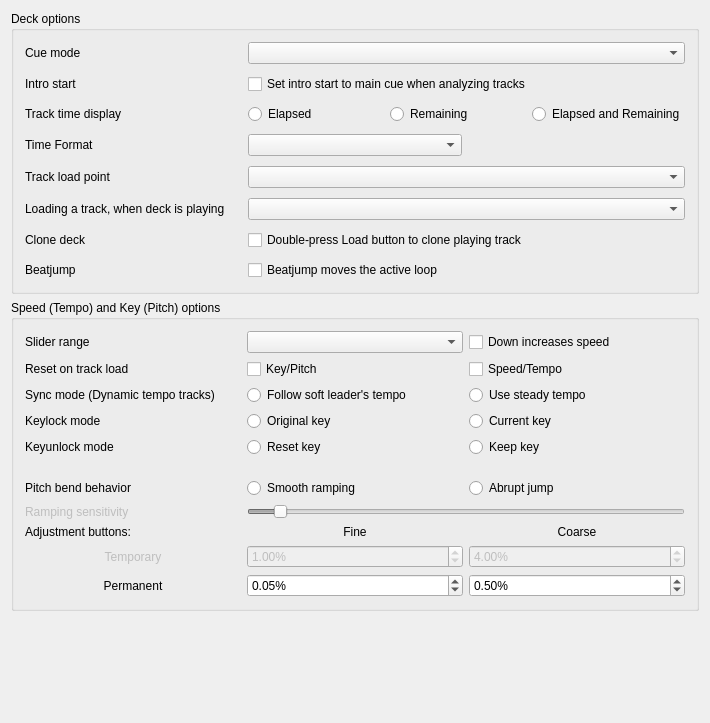
First picture: the form in src/preferences/dialog/dlgprefdeckdlg.ui, repository ronso0/mixxx, before the edit.
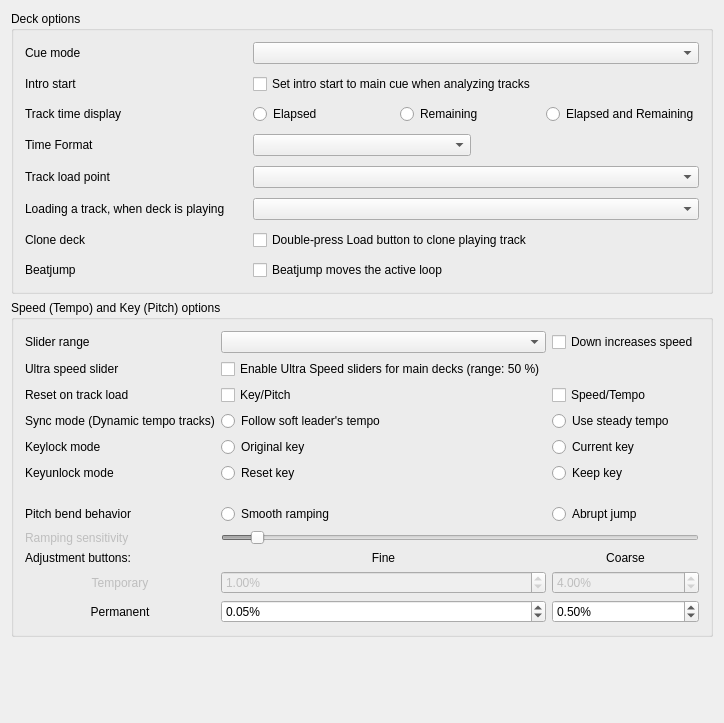
Second picture: the form after the edit. Custom widgets are drawn as their Qt base class.

Commit message: * rate_ultra: Preferences Decks: add option for `rate_ultra` (main decks only)

```diff
--- a/src/preferences/dialog/dlgprefdeckdlg.ui
+++ b/src/preferences/dialog/dlgprefdeckdlg.ui
@@ -232,7 +232,7 @@
      <layout class="QGridLayout" name="gridLayout_7">
       <item row="0" column="0">
        <layout class="QGridLayout" name="GridLayoutSpeedOptions">
-        <item row="11" column="2">
+        <item row="12" column="2">
          <widget class="QDoubleSpinBox" name="spinBoxPermanentRateCoarse">
           <property name="toolTip">
            <string>Permanent rate change when left-clicking</string>
@@ -260,7 +260,7 @@
           </property>
          </widget>
         </item>
-        <item row="11" column="1">
+        <item row="12" column="1">
          <widget class="QDoubleSpinBox" name="spinBoxPermanentRateFine">
           <property name="toolTip">
            <string>Permanent rate change when right-clicking</string>
@@ -288,7 +288,7 @@
           </property>
          </widget>
         </item>
-        <item row="1" column="0">
+        <item row="2" column="0">
          <widget class="QLabel" name="labelSpeedPitchReset">
           <property name="text">
            <string>Reset on track load</string>
@@ -298,7 +298,7 @@
           </property>
          </widget>
         </item>
-        <item row="3" column="2">
+        <item row="4" column="2">
          <widget class="QRadioButton" name="radioButtonCurrentKey">
           <property name="text">
            <string>Current key</string>
@@ -308,7 +308,7 @@
           </attribute>
          </widget>
         </item>
-        <item row="10" column="1">
+        <item row="11" column="1">
          <widget class="QDoubleSpinBox" name="spinBoxTemporaryRateFine">
           <property name="enabled">
            <bool>false</bool>
@@ -339,7 +339,7 @@
           </property>
          </widget>
         </item>
-        <item row="11" column="0">
+        <item row="12" column="0">
          <widget class="QLabel" name="labelSpeedPermanent">
           <property name="text">
            <string>Permanent</string>
@@ -349,7 +349,7 @@
           </property>
          </widget>
         </item>
-        <item row="7" column="1" colspan="2">
+        <item row="8" column="1" colspan="2">
          <widget class="QSlider" name="SliderRateRampSensitivity">
           <property name="enabled">
            <bool>false</bool>
@@ -371,7 +371,7 @@
           </property>
          </widget>
         </item>
-        <item row="10" column="0">
+        <item row="11" column="0">
          <widget class="QLabel" name="labelSpeedTemporary">
           <property name="enabled">
            <bool>false</bool>
@@ -384,7 +384,7 @@
           </property>
          </widget>
         </item>
-        <item row="2" column="0">
+        <item row="3" column="0">
          <widget class="QLabel" name="labelSyncMode">
           <property name="text">
            <string>Sync mode (Dynamic tempo tracks)</string>
@@ -394,7 +394,7 @@
           </property>
          </widget>
         </item>
-        <item row="3" column="0">
+        <item row="4" column="0">
          <widget class="QLabel" name="labelKeylockMode">
           <property name="text">
            <string>Keylock mode</string>
@@ -404,7 +404,7 @@
           </property>
          </widget>
         </item>
-        <item row="7" column="0">
+        <item row="8" column="0">
          <widget class="QLabel" name="labelSpeedRampSensitivity">
           <property name="enabled">
            <bool>false</bool>
@@ -417,7 +417,7 @@
           </property>
          </widget>
         </item>
-        <item row="6" column="0">
+        <item row="7" column="0">
          <widget class="QLabel" name="labelSpeedBendBehavior">
           <property name="text">
            <string>Pitch bend behavior</string>
@@ -427,7 +427,7 @@
           </property>
          </widget>
         </item>
-        <item row="3" column="1">
+        <item row="4" column="1">
          <widget class="QRadioButton" name="radioButtonOriginalKey">
           <property name="text">
            <string>Original key</string>
@@ -437,7 +437,7 @@
           </attribute>
          </widget>
         </item>
-        <item row="10" column="2">
+        <item row="11" column="2">
          <widget class="QDoubleSpinBox" name="spinBoxTemporaryRateCoarse">
           <property name="enabled">
            <bool>false</bool>
@@ -468,28 +468,28 @@
           </property>
          </widget>
         </item>
-        <item row="1" column="2">
+        <item row="2" column="2">
          <widget class="QCheckBox" name="checkBoxResetSpeed">
           <property name="text">
            <string>Speed/Tempo</string>
           </property>
          </widget>
         </item>
-        <item row="1" column="1">
+        <item row="2" column="1">
          <widget class="QCheckBox" name="checkBoxResetPitch">
           <property name="text">
            <string>Key/Pitch</string>
           </property>
          </widget>
         </item>
-        <item row="9" column="0">
+        <item row="10" column="0">
          <widget class="QLabel" name="labelSpeedAdjustment">
           <property name="text">
            <string>Adjustment buttons:</string>
           </property>
          </widget>
         </item>
-        <item row="2" column="1">
+        <item row="3" column="1">
          <widget class="QRadioButton" name="radioButtonSoftLeader">
           <property name="toolTip">
            <string>Apply tempo changes from a soft-leading track (usually the leaving track in a transition) to the follower tracks. After the transition, the follower track will continue with the previous leader's very last tempo. Changes from explicit selected leaders are always applied.</string>
@@ -502,7 +502,7 @@
           </attribute>
          </widget>
         </item>
-        <item row="9" column="2">
+        <item row="10" column="2">
          <widget class="QLabel" name="labelSpeedCoarse">
           <property name="enabled">
            <bool>true</bool>
@@ -527,7 +527,7 @@
           </property>
          </widget>
         </item>
-        <item row="9" column="1">
+        <item row="10" column="1">
          <widget class="QLabel" name="labelSpeedFine">
           <property name="enabled">
            <bool>true</bool>
@@ -591,7 +591,39 @@
           </property>
          </widget>
         </item>
-        <item row="6" column="2">
+        <item row="1" column="0">
+         <widget class="QLabel" name="labelUltraSpeedSlider">
+          <property name="enabled">
+           <bool>true</bool>
+          </property>
+          <property name="font">
+           <font/>
+          </property>
+          <property name="text">
+           <string>Ultra speed slider</string>
+          </property>
+          <property name="wordWrap">
+           <bool>false</bool>
+          </property>
+          <property name="buddy">
+           <cstring>CheckBoxUltraSpeed</cstring>
+          </property>
+         </widget>
+        </item>
+        <item row="1" column="1">
+         <widget class="WTristateCheckBox" name="CheckBoxUltraSpeed">
+          <property name="font">
+           <font/>
+          </property>
+          <property name="text">
+           <string>Enable Ultra Speed sliders for main decks (range: 50 %)</string>
+          </property>
+          <property name="toolTip">
+           <string>The Ultra Speed slider can shift the range of the &quot;Pitch&quot; slider by +/- 50 %. This allows to cover a large tempo range while keeping the Pitch slider within its boundaries for fine-adjustment.</string>
+          </property>
+         </widget>
+        </item>
+        <item row="7" column="2">
          <widget class="QRadioButton" name="radioButtonRateRampModeStepping">
           <property name="text">
            <string>Abrupt jump</string>
@@ -601,7 +633,7 @@
           </attribute>
          </widget>
         </item>
-        <item row="6" column="1">
+        <item row="7" column="1">
          <widget class="QRadioButton" name="radioButtonRateRampModeLinear">
           <property name="toolTip">
            <string>Smoothly adjusts deck speed when temporary change buttons are held down</string>
@@ -614,14 +646,14 @@
           </attribute>
          </widget>
         </item>
-        <item row="4" column="0">
+        <item row="5" column="0">
          <widget class="QLabel" name="labelKeyunlockMode">
           <property name="text">
            <string>Keyunlock mode</string>
           </property>
          </widget>
         </item>
-        <item row="4" column="1">
+        <item row="5" column="1">
          <widget class="QRadioButton" name="radioButtonResetUnlockedKey">
           <property name="text">
            <string>Reset key</string>
@@ -631,7 +663,7 @@
           </attribute>
          </widget>
         </item>
-        <item row="4" column="2">
+        <item row="5" column="2">
          <widget class="QRadioButton" name="radioButtonKeepUnlockedKey">
           <property name="text">
            <string>Keep key</string>
@@ -641,7 +673,7 @@
           </attribute>
          </widget>
         </item>
-        <item row="2" column="2">
+        <item row="3" column="2">
          <widget class="QRadioButton" name="radioButtonLockBpm">
           <property name="toolTip">
            <string>The tempo of a previous soft leader track at the beginning of the transition is kept steady. After the transition, the follower track will maintain this original tempo. This technique serves as a workaround to avoid dynamic tempo changes, as seen during the outro of rubato-style tracks. For instance, it prevents the follower track from continuing with a slowed-down tempo of the soft leader. This corresponds to the behavior before Mixxx 2.4. Changes from explicit selected leaders are always applied.</string>
@@ -654,7 +686,7 @@
           </attribute>
          </widget>
         </item>
-        <item row="5" column="0">
+        <item row="6" column="0">
          <spacer name="verticalSpacer1">
           <property name="orientation">
            <enum>Qt::Vertical</enum>
@@ -688,6 +720,13 @@
   </layout>
  </widget>
  <layoutdefault spacing="6" margin="11"/>
+ <customwidgets>
+  <customwidget>
+   <class>WTristateCheckBox</class>
+   <extends>QCheckBox</extends>
+   <header>widget/wtristatecheckbox.h</header>
+  </customwidget>
+ </customwidgets>
  <tabstops>
   <tabstop>ComboBoxCueMode</tabstop>
   <tabstop>checkBoxIntroStartMove</tabstop>
```
Left out of the diff: 1 changed line with no effect on the pictures. The commit also changes 2 other files.
